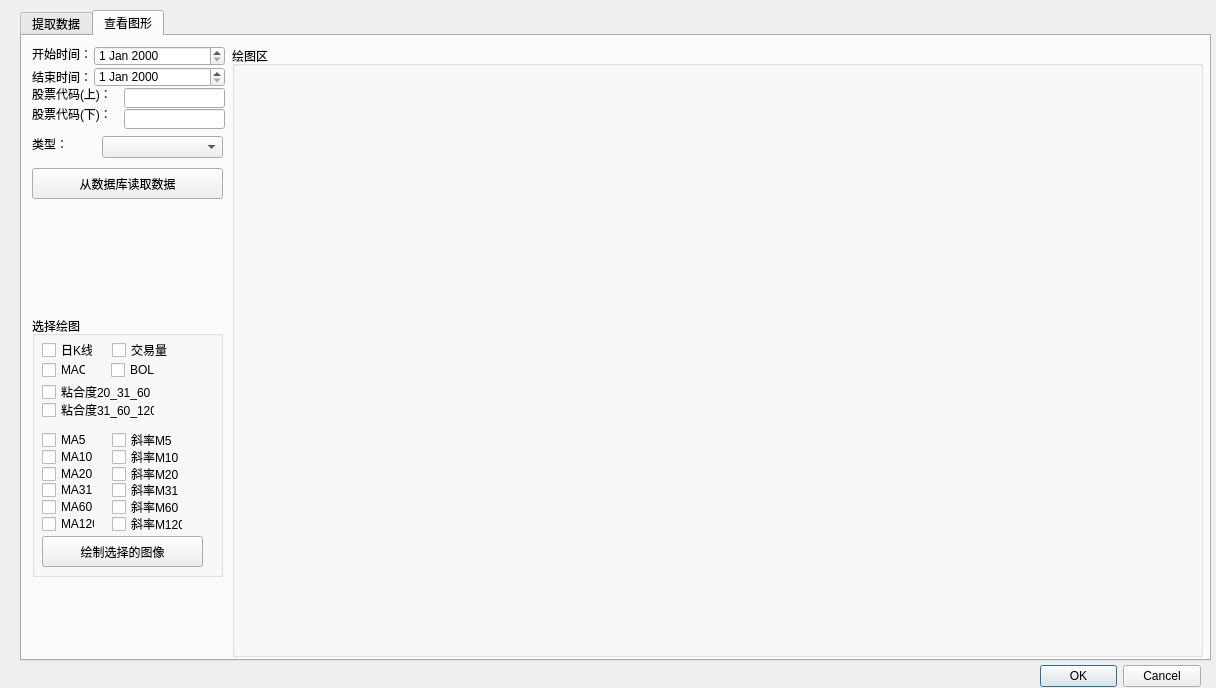
First picture: the form in DevelopStock/TdxData/TdxAudTool.ui, repository smqhrb/Stock, before the edit.
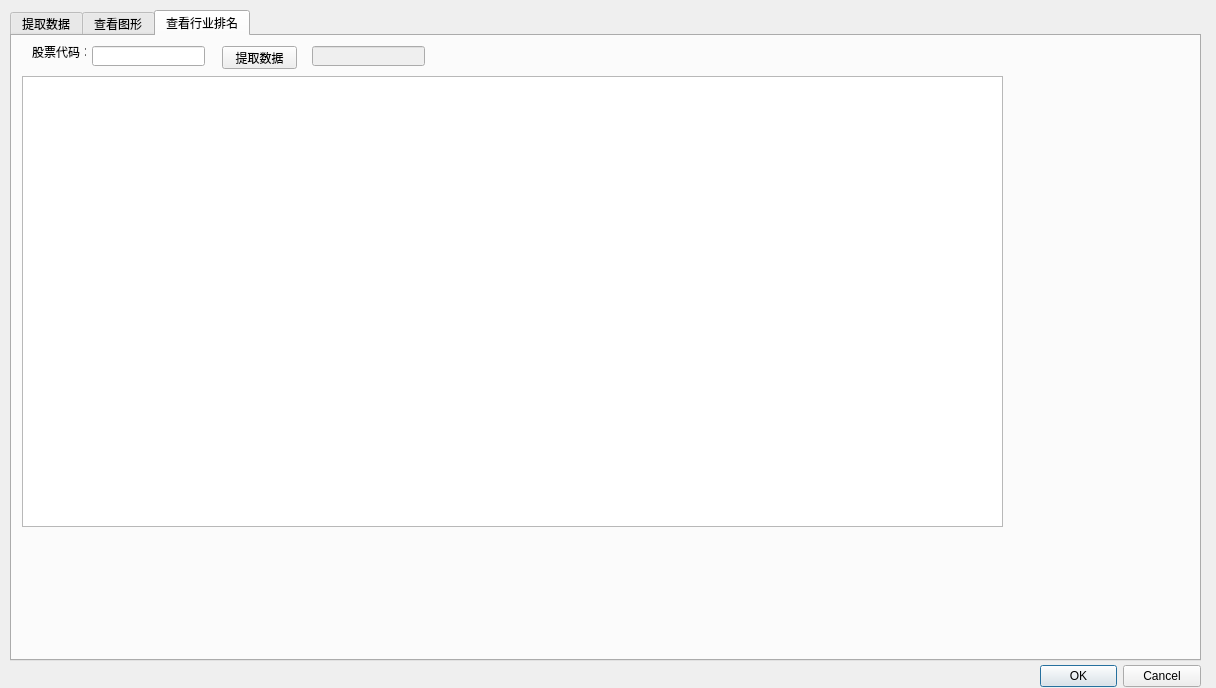
Second picture: the form after the edit.

What changed in the file:
```diff
--- a/DevelopStock/TdxData/TdxAudTool.ui
+++ b/DevelopStock/TdxData/TdxAudTool.ui
@@ -32,14 +32,14 @@
   <widget class="QTabWidget" name="tabWidget">
    <property name="geometry">
     <rect>
-     <x>20</x>
+     <x>10</x>
      <y>10</y>
      <width>1191</width>
      <height>651</height>
     </rect>
    </property>
    <property name="currentIndex">
-    <number>1</number>
+    <number>2</number>
    </property>
    <widget class="QWidget" name="tab_data">
     <attribute name="title">
@@ -474,7 +474,7 @@
        <x>10</x>
        <y>280</y>
        <width>191</width>
-       <height>261</height>
+       <height>281</height>
       </rect>
      </property>
      <property name="title">
@@ -741,6 +741,71 @@
     <zorder>comboBox</zorder>
     <zorder>label_15</zorder>
     <zorder>btn_getValue</zorder>
+    <zorder>le_dbStatus</zorder>
+   </widget>
+   <widget class="QWidget" name="tab_hyfx">
+    <attribute name="title">
+     <string>查看行业排名</string>
+    </attribute>
+    <widget class="QLineEdit" name="le_hyfxCode">
+     <property name="geometry">
+      <rect>
+       <x>80</x>
+       <y>10</y>
+       <width>113</width>
+       <height>20</height>
+      </rect>
+     </property>
+    </widget>
+    <widget class="QLabel" name="lb_hycode">
+     <property name="geometry">
+      <rect>
+       <x>20</x>
+       <y>10</y>
+       <width>54</width>
+       <height>12</height>
+      </rect>
+     </property>
+     <property name="text">
+      <string>股票代码：</string>
+     </property>
+    </widget>
+    <widget class="QPushButton" name="btn_tqHyfx">
+     <property name="geometry">
+      <rect>
+       <x>210</x>
+       <y>10</y>
+       <width>75</width>
+       <height>23</height>
+      </rect>
+     </property>
+     <property name="text">
+      <string>提取数据</string>
+     </property>
+    </widget>
+    <widget class="QTableView" name="tbl_hyfx">
+     <property name="geometry">
+      <rect>
+       <x>10</x>
+       <y>40</y>
+       <width>981</width>
+       <height>451</height>
+      </rect>
+     </property>
+    </widget>
+    <widget class="QLineEdit" name="le_hyfxStatus">
+     <property name="enabled">
+      <bool>false</bool>
+     </property>
+     <property name="geometry">
+      <rect>
+       <x>300</x>
+       <y>10</y>
+       <width>113</width>
+       <height>20</height>
+      </rect>
+     </property>
+    </widget>
    </widget>
   </widget>
  </widget>
```
Left out of the diff: 26 changed lines with no effect on the pictures.
